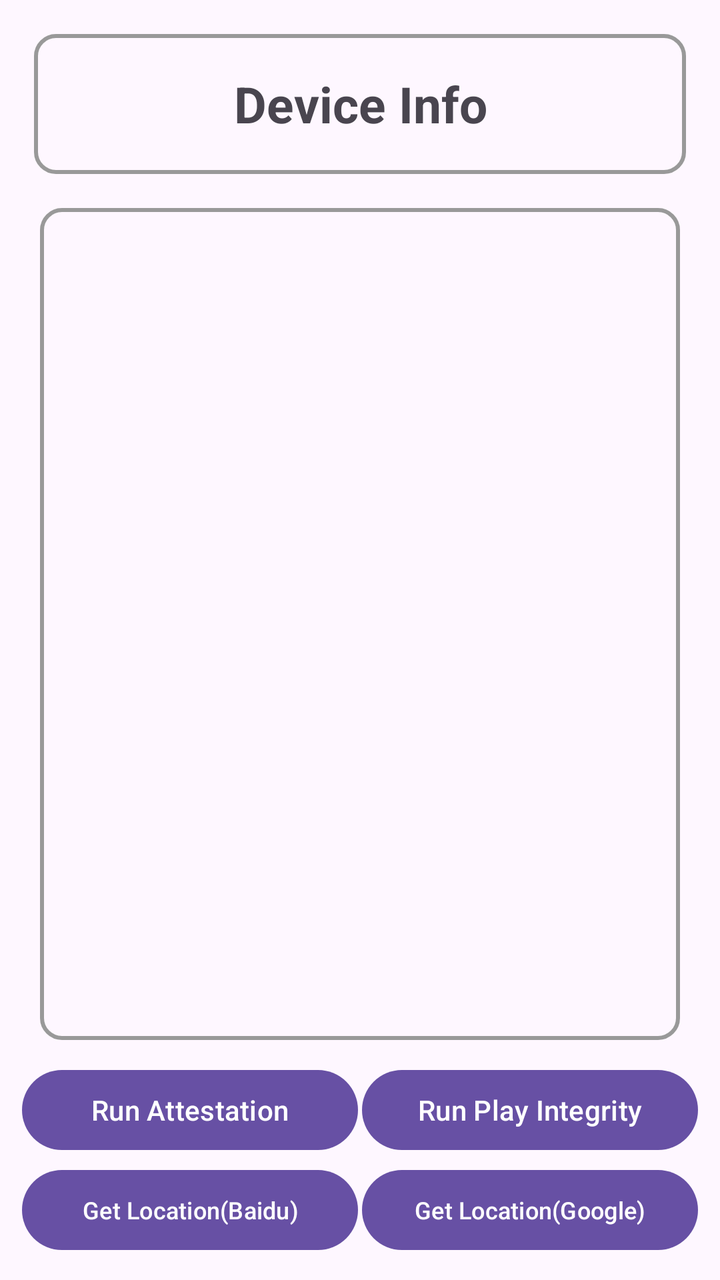
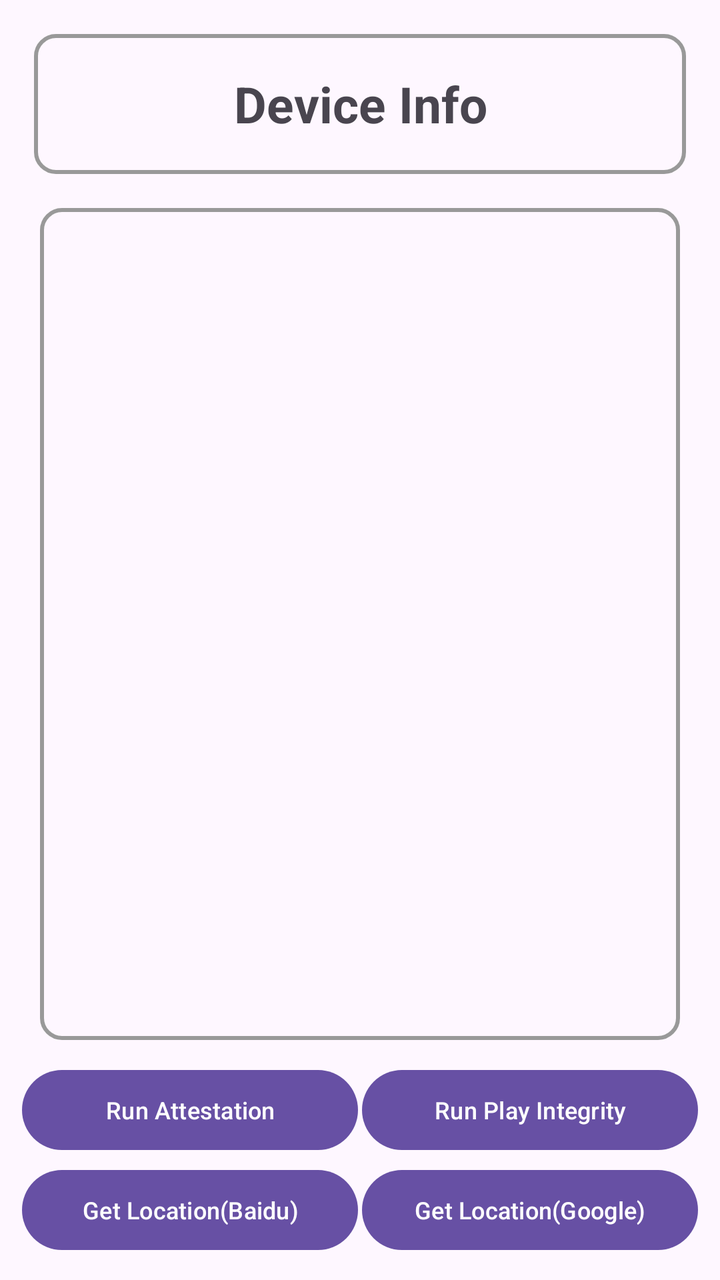

Two renders of the same Android screen: before a commit and after it. Below are the layout's source before the change and the commit's diff.
<!-- AndroidManifest.xml: application theme Theme.POSGeneralSDKDemo -->
<!-- res/layout/activity_device_info.xml -->
<?xml version="1.0" encoding="utf-8"?>
<LinearLayout xmlns:android="http://schemas.android.com/apk/res/android"
    xmlns:app="http://schemas.android.com/apk/res-auto"
    xmlns:tools="http://schemas.android.com/tools"
    android:id="@+id/main"
    android:layout_width="match_parent"
    android:layout_height="match_parent"
    android:padding="10dp"
    android:orientation="vertical">


    <TextView
        android:id="@+id/tvIntro"
        android:layout_width="match_parent"
        android:layout_height="70dp"
        android:textSize="25dp"
        android:text="Device Info"
        android:gravity="center"
        android:textStyle="bold"
        android:layout_margin="7dp"
        android:background="@drawable/border"/>


    <ScrollView
        android:layout_width="match_parent"
        android:layout_height="0dp"
        android:layout_weight="1"
        android:background="@drawable/border"
        android:padding="10dp"
        android:layout_margin="10dp">


        <TextView
            android:id="@+id/tvResult"
            android:layout_width="match_parent"
            android:layout_height="wrap_content"
            android:textSize="17sp"/>

    </ScrollView>

    <LinearLayout
        android:layout_width="match_parent"
        android:layout_height="wrap_content"
        android:orientation="horizontal">

        <Button
            android:id="@+id/btnRunAttestation"
            android:layout_width="0dp"
            android:layout_height="wrap_content"
            android:layout_weight="1"
            android:text="Run Attestation"
            android:layout_margin="1dp"/>

        <Button
            android:id="@+id/btnRunPlayIntegrity"
            android:layout_width="0dp"
            android:layout_height="wrap_content"
            android:layout_weight="1"
            android:text="Run Play Integrity"
            android:layout_margin="1dp"/>

    </LinearLayout>

    <LinearLayout
        android:layout_width="match_parent"
        android:layout_height="wrap_content"
        android:orientation="horizontal">

        <Button
            android:id="@+id/btnGetLocationBaidu"
            android:layout_width="0dp"
            android:layout_height="wrap_content"
            android:layout_weight="1"
            android:textSize="12sp"
            android:text="Get Location(Baidu)"
            android:layout_margin="1dp"
            android:padding="0dp"/>

        <Button
            android:id="@+id/btnGetLocationGoogle"
            android:layout_width="0dp"
            android:layout_height="wrap_content"
            android:layout_weight="1"
            android:textSize="12sp"
            android:text="Get Location(Google)"
            android:layout_margin="1dp"
            android:padding="0dp"/>

    </LinearLayout>



</LinearLayout>
<!-- resources referenced by this layout -->
<resources>
  <!-- drawable border (drawable) -->
  <?xml version="1.0" encoding="utf-8"?>
  <shape xmlns:android="http://schemas.android.com/apk/res/android">
  
      <stroke android:width="2dp" android:color="#999999"/>
      <padding android:bottom="3dp" android:left="3dp" android:right="3dp" android:top="3dp"/>
      <corners android:radius="10dp"/>
  
  </shape>
  <style name="Theme.POSGeneralSDKDemo" parent="Base.Theme.POSGeneralSDKDemo" />
  <style name="Base.Theme.POSGeneralSDKDemo" parent="Theme.Material3.DayNight.NoActionBar">
          
          
      </style>
</resources>

<!-- the commit's change to res/layout/activity_device_info.xml (unified diff, before → after) -->
@@ -49,6 +49,7 @@
             android:layout_height="wrap_content"
             android:layout_weight="1"
             android:text="Run Attestation"
+            android:textSize="12sp"
             android:layout_margin="1dp"/>
 
         <Button
@@ -57,6 +58,7 @@
             android:layout_height="wrap_content"
             android:layout_weight="1"
             android:text="Run Play Integrity"
+            android:textSize="12sp"
             android:layout_margin="1dp"/>
 
     </LinearLayout>
